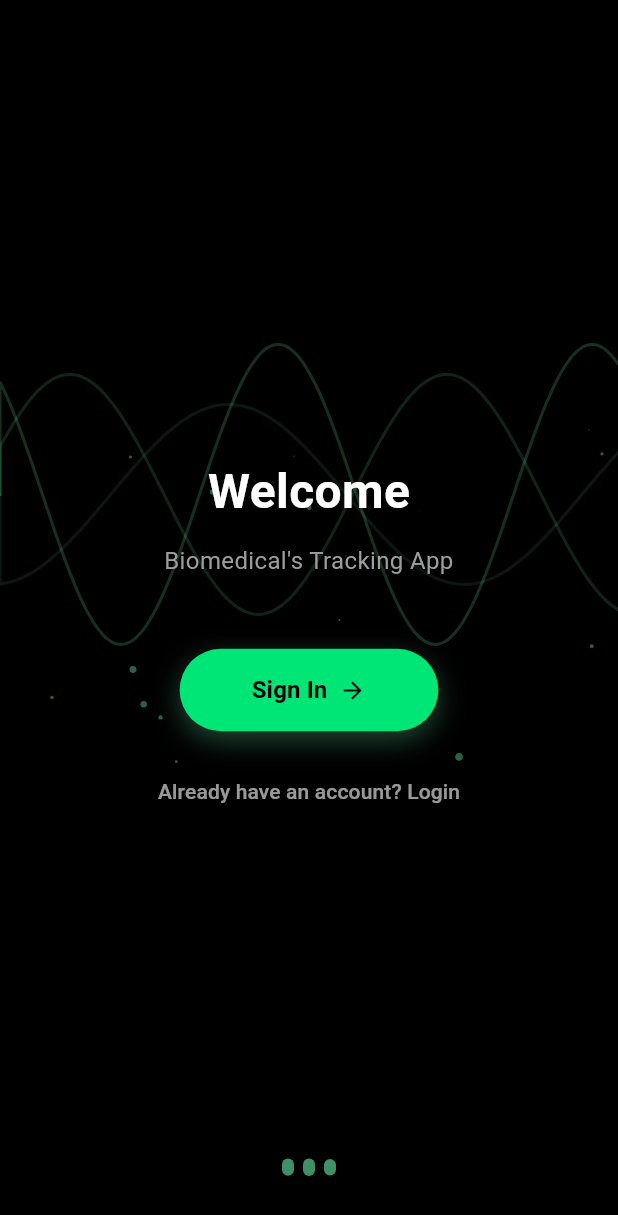
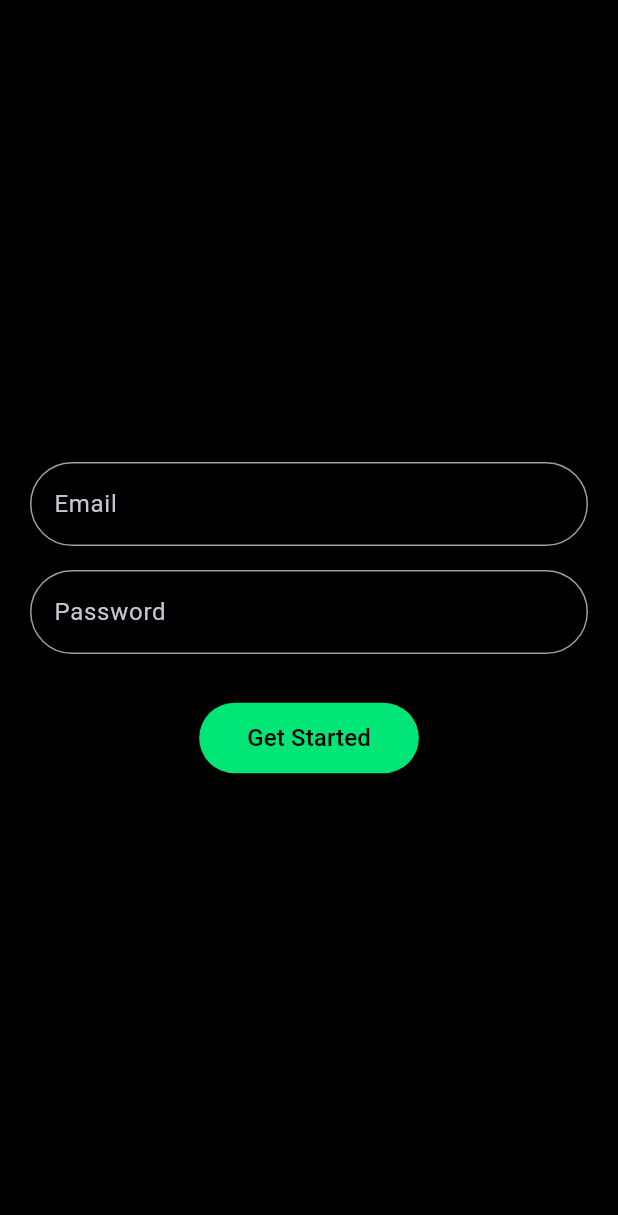
Before and after one commit to vinhhoangd/lab_tracking, a Flutter app: the screen it shows after launch, after a tap on "Sign In", on a phone screen of 412 x 824 dp. Shown: the top 1215 px of the screen. Run offline on Flutter 3.47's test engine with Material 3 defaults, Android fonts, the phone set to English and light mode, and no system bars; our stand-ins replace firebase_auth, firebase_core; accounts and stored records are empty.

Commit message:
signin page

```diff
--- /dev/null
+++ b/lib/Pages/signin_page.dart
@@ -0,0 +1,92 @@
+import 'package:flutter/material.dart';
+
+class SignInPage extends StatelessWidget {
+
+
+  const SignInPage({super.key});
+
+  @override
+  Widget build(BuildContext context) {
+    return Scaffold(
+      body: SafeArea(
+        child: Padding(
+          padding: EdgeInsetsGeometry.all(20),
+          child: Align(
+            alignment: Alignment.center,
+            child: Column(
+              mainAxisAlignment: MainAxisAlignment.center,
+              children: [
+                //Email text field
+
+                TextField(
+                  decoration: InputDecoration(
+                    hintText: 'Email',
+                    focusedBorder: OutlineInputBorder(
+                      borderRadius: BorderRadius.circular(100),
+                      borderSide: BorderSide(
+                        color: Colors.greenAccent.shade400,
+                        width: 1,
+                      ),
+                    ),
+                    enabledBorder: OutlineInputBorder(
+                      borderRadius: BorderRadius.circular(100),
+                      borderSide: BorderSide(
+                        color: Colors.grey,
+                        width: 1,
+                      ),
+                    ),
+                  ),
+                ),
+
+                SizedBox(height: 16),
+
+                //Password text field
+                TextField(
+                  decoration: InputDecoration(
+                    hintText: 'Password',
+                    focusedBorder: OutlineInputBorder(
+                      borderRadius: BorderRadius.circular(100),
+                      borderSide: BorderSide(
+                        color: Colors.greenAccent.shade400,
+                        width: 1,
+                      ),
+                    ),
+                    enabledBorder: OutlineInputBorder(
+                      borderRadius: BorderRadius.circular(100),
+                      borderSide: BorderSide(
+                        color: Colors.grey,
+                        width: 1,
+                      ),
+                    ),
+                  ),
+                  obscureText: true,
+                ),
+
+                SizedBox(height: 32),
+
+                //Sign in button
+                ElevatedButton(
+                  style: ElevatedButton.styleFrom(
+                    backgroundColor: Colors.greenAccent.shade400, // button background color
+                    padding: EdgeInsets.symmetric(horizontal: 32, vertical: 12)
+                  ),
+                  onPressed: () => {},
+                  child: Text(
+                    'Get Started',
+                    style: TextStyle(
+                      color: Colors.black,
+                      fontSize: 16,
+                    ),
+                  ),
+                )
+
+
+              ],
+            ),
+          ),
+        ),
+
+      ),
+    );
+  }
+}
--- a/lib/main.dart
+++ b/lib/main.dart
@@ -2,6 +2,7 @@ import 'dart:math';
 
 import 'package:flutter/material.dart';
 import 'package:firebase_core/firebase_core.dart';
+import 'package:lab_tracking/Pages/signin_page.dart';
 import 'firebase_options.dart';
 void main() async{
   WidgetsFlutterBinding.ensureInitialized();
@@ -183,9 +184,10 @@ class _SplashScreenState extends State<SplashScreen>
                                   elevation: 0,
                                 ),
                                 onPressed: () {
-                                  // Add haptic feedback
-                                  // HapticFeedback.lightImpact();
-                                  // Navigate to main screen
+                                  Navigator.push(
+                                    context,
+                                    MaterialPageRoute(builder: (context) => SignInPage()),
+                                  );
                                 },
                                 child: const Row(
                                   mainAxisSize: MainAxisSize.min,
@@ -210,6 +212,7 @@ class _SplashScreenState extends State<SplashScreen>
                             TextButton(
                               onPressed: () {
                                 // Navigate to login screen
+
                               },
                               style: TextButton.styleFrom(
                                 padding: const EdgeInsets.symmetric(
@@ -233,34 +236,6 @@ class _SplashScreenState extends State<SplashScreen>
                 },
               ),
             ],
-          ),
-
-          // Loading indicator at the bottom
-          Positioned(
-            bottom: 40,
-            child: AnimatedBuilder(
-              animation: _waveController,
-              builder: (context, child) {
-                return Row(
-                  mainAxisSize: MainAxisSize.min,
-                  children: List.generate(3, (index) {
-                    return Container(
-                      margin: const EdgeInsets.symmetric(horizontal: 3),
-                      child: AnimatedContainer(
-                        duration: const Duration(milliseconds: 300),
-                        width: 8,
-                        height: 8 +
-                          4 * sin((_waveController.value * 2 * pi) + (index * 0.5)),
-                        decoration: BoxDecoration(
-                          color: Colors.greenAccent.withOpacity(0.6),
-                          borderRadius: BorderRadius.circular(4),
-                        ),
-                      ),
-                    );
-                  }),
-                );
-              },
-            ),
           ),
         ],
       ),
```
Also changed, not shown: lib/Pages/auth_service.dart (renamed from lib/auth_service.dart), lib/Pages/login_page.dart (added).
